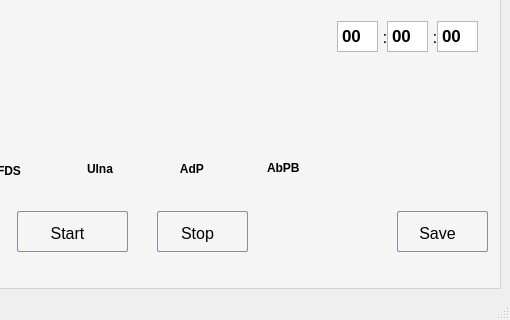
This is POML060_v1/stageprogram.ui in viniltc/POML060 as Qt 5 draws it before an edit; both pictures show x 153 to 663 and y 205 to 525 of the 663 by 525 pixel window. The edited form follows.
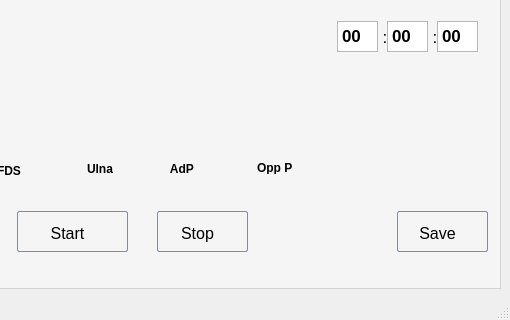
This is the edited form. Icons and pictures are not drawn. Custom widgets are drawn as their Qt base class.

The edit to the form file:
```diff
--- a/POML060_v1/stageprogram.ui
+++ b/POML060_v1/stageprogram.ui
@@ -706,7 +706,7 @@
        <widget class="QLabel" name="label_7">
         <property name="geometry">
          <rect>
-          <x>320</x>
+          <x>310</x>
           <y>310</y>
           <width>61</width>
           <height>16</height>
@@ -725,7 +725,7 @@
        <widget class="QLabel" name="label_8">
         <property name="geometry">
          <rect>
-          <x>410</x>
+          <x>400</x>
           <y>310</y>
           <width>47</width>
           <height>13</height>
@@ -738,7 +738,7 @@
          </font>
         </property>
         <property name="text">
-         <string>AbPB</string>
+         <string>Opp P</string>
         </property>
        </widget>
        <widget class="QTextEdit" name="minutesText">
```
Left out of the diff: 2 changed lines with no effect on the pictures.
